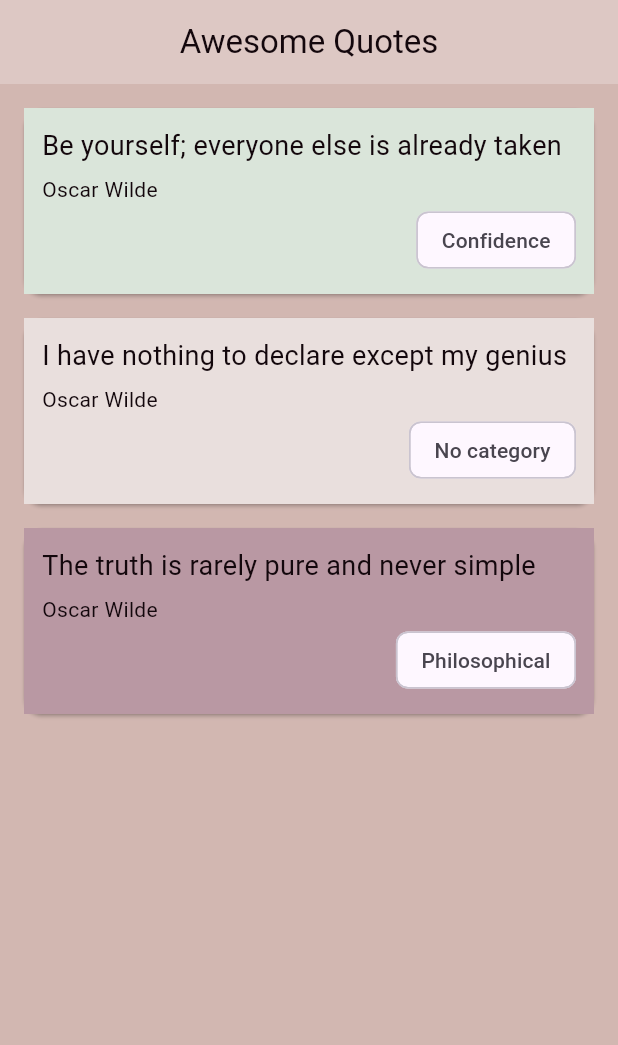
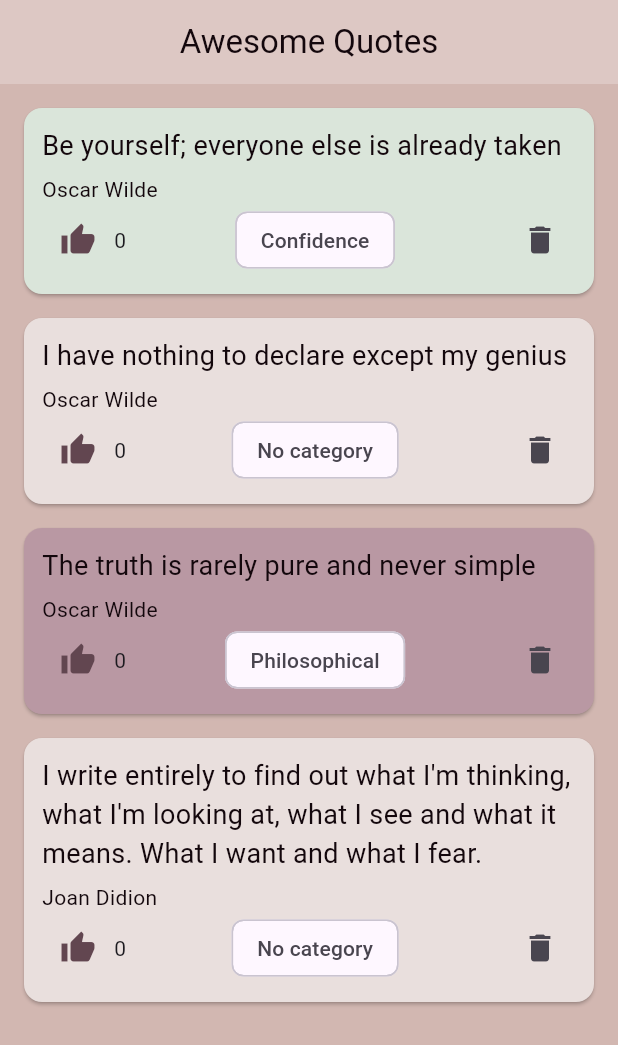
Before and after one commit to smefft/s_effert_net_ninja_quote_app, a Flutter app: the screen it shows after launch, on a phone screen of 412 x 824 dp. Shown: the top 1045 px of the screen. Run offline on Flutter 3.47's test engine with Material 3 defaults, Android fonts, the light colour scheme and no system bars.

Commit message:
ADD likes and delete with confirmation

```diff
--- a/lib/main.dart
+++ b/lib/main.dart
@@ -6,6 +6,8 @@ import 'color_palette.dart';
 void main() => runApp(MaterialApp(home: QuoteList()));
 
 class QuoteList extends StatefulWidget {
+  const QuoteList({super.key});
+
   @override
   _QuoteListState createState() => _QuoteListState();
 }
@@ -26,6 +28,12 @@ class _QuoteListState extends State<QuoteList> {
       text: 'The truth is rarely pure and never simple',
       category: 'Philosophical',
     ),
+    Quote(
+      author: 'Joan Didion',
+      text:
+          "I write entirely to find out what I'm thinking, what I'm looking at, "
+          "what I see and what it means. What I want and what I fear.",
+    ),
   ];
 
   @override
@@ -38,7 +46,18 @@ class _QuoteListState extends State<QuoteList> {
         backgroundColor: dogwood('light'),
       ),
       body: Column(
-        children: quotes.map((quote) => QuoteCard(quote: quote)).toList(),
+        children: quotes
+            .map(
+              (quote) => QuoteCard(
+                quote: quote,
+                delete: () {
+                  setState(() {
+                    quotes.remove(quote);
+                  });
+                },
+              ),
+            )
+            .toList(),
       ),
     );
   }
--- a/lib/quote.dart
+++ b/lib/quote.dart
@@ -2,6 +2,7 @@ class Quote {
   String? text;
   String? author;
   String category;
+  int likes = 0;
 
   //  normal constructor, as we've already seen
 
--- a/lib/quote_card.dart
+++ b/lib/quote_card.dart
@@ -3,12 +3,18 @@ import 'package:intl/intl.dart';
 import 'quote.dart';
 import 'color_palette.dart';
 
-class QuoteCard extends StatelessWidget {
-  final Quote? quote;
-  const QuoteCard({this.quote});
+class QuoteCard extends StatefulWidget {
+  final Quote quote;
+  final VoidCallback delete;
+  const QuoteCard({super.key, required this.quote, required this.delete});
 
+  @override
+  State<QuoteCard> createState() => _QuoteCardState();
+}
+
+class _QuoteCardState extends State<QuoteCard> {
   Color getCardColor() {
-    switch (quote!.category) {
+    switch (widget.quote!.category) {
       case "Confidence":
         return mint();
       case "Philosophical":
@@ -25,22 +31,72 @@ class QuoteCard extends StatelessWidget {
       color: getCardColor(),
       child: Container(
         padding: const EdgeInsets.all(12.0),
-        color: getCardColor(),
         child: Column(
           crossAxisAlignment: CrossAxisAlignment.stretch,
           children: <Widget>[
             Text(
-              quote!.text ?? "None",
+              widget.quote.text ?? "None",
               style: TextStyle(fontSize: 18.0, color: licorice()),
             ),
             SizedBox(height: 6.0),
             Text(
-              quote!.author ?? "None",
+              widget.quote.author ?? "None",
               style: TextStyle(fontSize: 14.0, color: licorice()),
             ),
             Row(
-              mainAxisAlignment: MainAxisAlignment.end,
-              children: [Chip(label: Text(quote!.category))],
+              mainAxisAlignment: MainAxisAlignment.spaceBetween,
+              children: [
+                Row(
+                  children: [
+                    IconButton(
+                      onPressed: () {
+                        setState(() {
+                          widget.quote.likes += 1;
+                        });
+                      },
+                      icon: Icon(
+                        Icons.thumb_up,
+                        color: Color.fromARGB(255, 98, 70, 80),
+                      ),
+                    ),
+                    Text('${widget.quote.likes}'),
+                  ],
+                ),
+                Chip(label: Text(widget.quote.category)),
+                IconButton(
+                  onPressed: () {
+                    showDialog(
+                      context: context,
+                      builder: (BuildContext context) {
+                        return Expanded(
+                          child: AlertDialog(
+                            title: Text('Delete'),
+                            content: Text(
+                              'Area you sure you want to delete this quote?',
+                            ),
+                            actions: [
+                              TextButton(
+                                onPressed: () {
+                                  Navigator.of(context).pop();
+                                },
+                                child: Text('CANCEL'),
+                              ),
+                              TextButton(
+                                onPressed: () {
+                                  setState(widget.delete);
+                                  Navigator.of(context).pop();
+                                },
+                                child: Text('Delete'),
+                              ),
+                            ],
+                          ),
+                        );
+                      },
+                    );
+                  },
+                  icon: Icon(Icons.delete),
+                ),
+              ],
             ),
           ],
         ),
```
